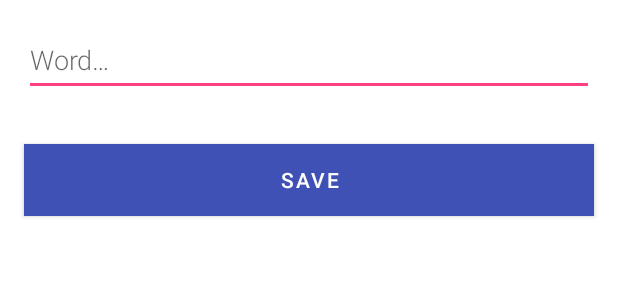
After one commit to Josef211/Room, an Android app: the layout activity_new_word.xml on its own in the app's theme, with its tools: preview values and no code run, on a phone screen of 412 x 824 dp. The commit adds this screen. Shown: the top 300 px of the screen. Run offline under Robolectric (Android 15) with nearby library versions, the phone set to English and light mode, and no system bars.

Commit message:
Add other

```diff
--- a/app/src/main/AndroidManifest.xml
+++ b/app/src/main/AndroidManifest.xml
@@ -3,12 +3,15 @@
     package="cz.utb.fai.room">
 
     <application
+        android:name=".WordsApplication"
         android:allowBackup="true"
         android:icon="@mipmap/ic_launcher"
         android:label="@string/app_name"
         android:roundIcon="@mipmap/ic_launcher_round"
         android:supportsRtl="true"
         android:theme="@style/AppTheme">
+        <activity android:name=".NewWordActivity"></activity>
+        <activity android:name="com.example.android.roomwordssample.NewWordActivity" />
         <activity android:name=".MainActivity">
             <intent-filter>
                 <action android:name="android.intent.action.MAIN" />
--- /dev/null
+++ b/app/src/main/res/layout/activity_new_word.xml
@@ -0,0 +1,27 @@
+<?xml version="1.0" encoding="utf-8"?>
+<LinearLayout xmlns:android="http://schemas.android.com/apk/res/android"
+    android:orientation="vertical"
+    android:layout_width="match_parent"
+    android:layout_height="match_parent">
+
+    <EditText
+        android:id="@+id/edit_word"
+        android:layout_width="match_parent"
+        android:layout_height="wrap_content"
+        android:minHeight="@dimen/min_height"
+        android:fontFamily="sans-serif-light"
+        android:hint="@string/hint_word"
+        android:inputType="textAutoComplete"
+        android:layout_margin="@dimen/big_padding"
+        android:textSize="18sp" />
+
+    <Button
+        android:id="@+id/button_save"
+        android:layout_width="match_parent"
+        android:layout_height="wrap_content"
+        android:background="@color/colorPrimary"
+        android:text="@string/button_save"
+        android:layout_margin="@dimen/big_padding"
+        android:textColor="@color/buttonLabel" />
+
+</LinearLayout>
--- a/app/src/main/res/values/colors.xml
+++ b/app/src/main/res/values/colors.xml
@@ -1,6 +1,7 @@
 <?xml version="1.0" encoding="utf-8"?>
 <resources>
-    <color name="colorPrimary">#6200EE</color>
-    <color name="colorPrimaryDark">#3700B3</color>
-    <color name="colorAccent">#03DAC5</color>
+    <color name="colorPrimary">#3F51B5</color>
+    <color name="colorPrimaryDark">#303F9F</color>
+    <color name="colorAccent">#FF4081</color>
+    <color name="buttonLabel">#FFFFFF</color>
 </resources>
--- a/app/src/main/res/values/dimens.xml
+++ b/app/src/main/res/values/dimens.xml
@@ -1,4 +1,6 @@
 <?xml version="1.0" encoding="utf-8"?>
 <resources>
+    <dimen name="small_padding">8dp</dimen>
     <dimen name="big_padding">16dp</dimen>
+    <dimen name="min_height">48dp</dimen>
 </resources>
```
Also changed, not shown: app/src/main/java/cz/utb/fai/room/MainActivity.kt (+49 -0 lines), app/src/main/java/cz/utb/fai/room/NewWordActivity.kt (added, +35 -0 lines), app/src/main/java/cz/utb/fai/room/WordsApplication.kt (added, +15 -0 lines), app/src/main/res/layout/activity_new_word3.xml (added, +9 -0 lines).
